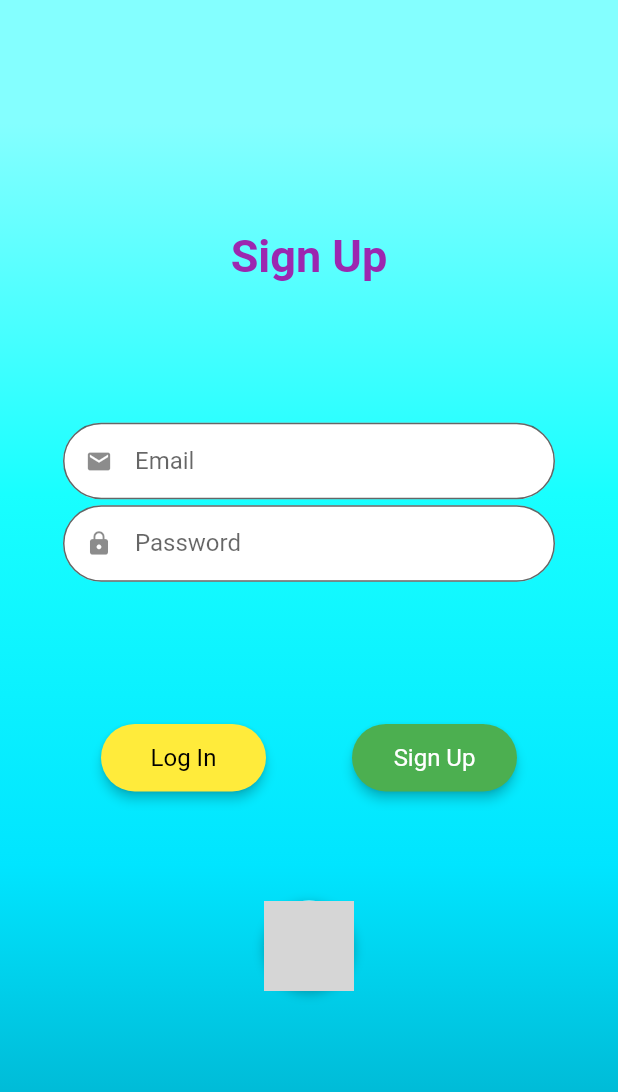
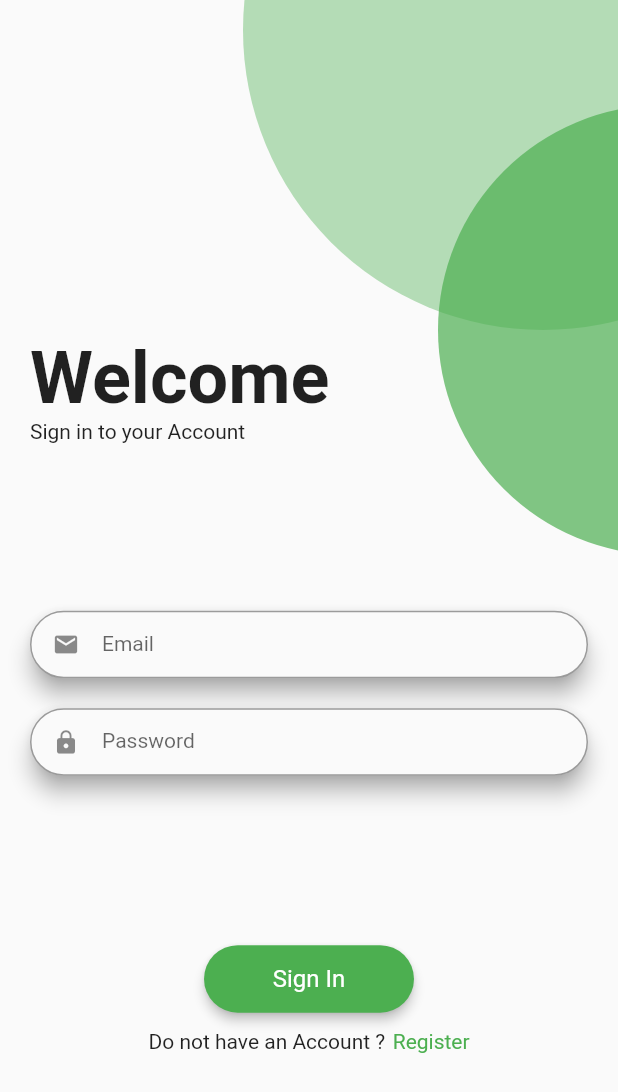
Before and after one commit to akashdeep007/hack-20, a Flutter app: the screen it shows after launch, on a phone screen of 412 x 824 dp. Shown: the top 1092 px of the screen. Run offline on Flutter 3.47's test engine with Material 2 defaults, Android fonts, the phone set to English and light mode, and no system bars; our stand-ins replace cloud_firestore, firebase_auth; accounts and stored records are empty; Roboto replaces fonts that are missing (OpenSans); grey boxes are pictures that could not be loaded.

Commit message:
Form Pages. Register and Login is Working.

```diff
--- a/lib/main.dart
+++ b/lib/main.dart
@@ -1,4 +1,7 @@
+import 'package:firebase_auth/firebase_auth.dart';
 import 'package:flutter/material.dart';
+import 'package:provider/provider.dart';
+import 'package:the_robin_app/blocs/AuthService.dart';
 import 'package:the_robin_app/pages/Wrapper.dart';
 
 void main() {
@@ -9,16 +12,18 @@ class MyApp extends StatelessWidget {
   // This widget is the root of your application.
   @override
   Widget build(BuildContext context) {
-    return MaterialApp(
+    return StreamProvider<FirebaseUser>.value(
+      value: AuthService().user,
+      child: MaterialApp(
         debugShowCheckedModeBanner: false,
         title: 'The Robin Hood Army',
         theme: ThemeData(
           buttonTheme: ButtonThemeData(
             textTheme: ButtonTextTheme.primary,
             height: 45,
-          minWidth: 110,
+            minWidth: 140,
             shape: RoundedRectangleBorder(
-            borderRadius: BorderRadius.circular(29)
+              borderRadius: BorderRadius.circular(29),
             )
           ),
           textTheme: TextTheme(
@@ -29,6 +34,7 @@ class MyApp extends StatelessWidget {
           visualDensity: VisualDensity.adaptivePlatformDensity,
         ),
         home: Wrapper(),
+      ),
     );
   }
 }
--- a/lib/models/User.dart
+++ b/lib/models/User.dart
@@ -1,5 +1,6 @@
-class User{
+class User {
   final name;
   final email;
-  User({this.name, this.email});
+  final phone;
+  User({this.name, this.email, this.phone});
 }
--- /dev/null
+++ b/lib/pages/AuthForm.dart
@@ -0,0 +1,53 @@
+import 'package:flutter/material.dart';
+import 'package:the_robin_app/widgets/CustomCircles.dart';
+import 'package:the_robin_app/widgets/Login.dart';
+import 'package:the_robin_app/widgets/Signup.dart';
+
+class AuthForm extends StatefulWidget {
+  final bool isSignup;
+  AuthForm(this.isSignup);
+
+  @override
+  _AuthFormState createState() => _AuthFormState();
+}
+
+class _AuthFormState extends State<AuthForm> {
+  bool _isSignup;
+
+  @override
+  void initState() {
+    super.initState();
+    _isSignup = widget.isSignup;
+  }
+
+  void _changeForm(){
+    setState(() {
+      _isSignup = !_isSignup;
+    });
+  }
+
+
+  @override
+  Widget build(BuildContext context) {
+    return Scaffold(
+      body: Container(
+          padding: EdgeInsets.fromLTRB(10, 20, 10, 20),
+          child : Stack(
+            children: <Widget>[
+              CustomPaint(
+                painter: topDesign(),
+                child: Container(
+                  height: 100,
+                ),
+              ),
+              AnimatedSwitcher(
+                duration: Duration(milliseconds: 200),
+                transitionBuilder: (child, animation) => ScaleTransition(scale: animation, alignment: FractionalOffset.center, child: child,),
+                child: _isSignup ? Signup(changeForm: _changeForm) : Login(changeForm: _changeForm,),
+              ),
+            ],
+          )
+      ),
+    );;
+  }
+}
--- a/lib/pages/Wrapper.dart
+++ b/lib/pages/Wrapper.dart
@@ -1,13 +1,17 @@
+import 'package:firebase_auth/firebase_auth.dart';
 import 'package:flutter/material.dart';
+import 'package:provider/provider.dart';
+import 'package:the_robin_app/pages/AuthForm.dart';
+import 'package:the_robin_app/pages/Home.dart';
 import 'package:the_robin_app/pages/LandingPage.dart';
-import 'package:the_robin_app/widgets/authForm.dart';
+import 'package:the_robin_app/widgets/Login.dart';
+import 'package:the_robin_app/widgets/Signup.dart';
 
 class Wrapper extends StatelessWidget {
   @override
   Widget build(BuildContext context) {
-    return AuthForm(
-      signup: true,
-    );
-//  return LandingPage();
+    final auth = Provider.of<FirebaseUser>(context);
+    print(auth);
+    return auth == null ? AuthForm(false) : Home();
   }
 }
--- a/lib/widgets/AuthForm.dart
+++ /dev/null
@@ -1,241 +0,0 @@
-import 'package:flutter/material.dart';
-import 'package:the_robin_app/widgets/style.dart';
-
-class AuthForm extends StatefulWidget {
-  final bool signup;
-  AuthForm({@required this.signup});
-  @override
-  _AuthFormState createState() => _AuthFormState();
-}
-
-class _AuthFormState extends State<AuthForm>
-    with SingleTickerProviderStateMixin {
-  final _formKey = GlobalKey<FormState>();
-  AnimationController _animationController;
-  Animation _entry, _delayedEntry, _superDelayedEntry;
-  bool _signup;
-  String _email = '', _password = '';
-
-  @override
-  void initState() {
-    super.initState();
-    _signup = widget.signup;
-    _animationController =
-        AnimationController(vsync: this, duration: Duration(milliseconds: 300));
-    _entry = Tween<double>(begin: -1.0, end: 0).animate(
-        CurvedAnimation(parent: _animationController, curve: Curves.easeIn));
-    _delayedEntry = Tween<double>(begin: -1.0, end: 0).animate(CurvedAnimation(
-        parent: _animationController,
-        curve: Interval(0.5, 1, curve: Curves.easeIn)));
-    _superDelayedEntry = Tween<double>(begin: -1.0, end: 0).animate(
-        CurvedAnimation(
-            parent: _animationController,
-            curve: Interval(0.7, 1, curve: Curves.easeIn)));
-    _animationController.forward();
-  }
-
-  void inputHandler(String inputField, String value) {
-    switch (inputField) {
-      case 'Email':
-        setState(() {
-          _email = value;
-        });
-        break;
-      case 'Password':
-        setState(() {
-          _password = value;
-        });
-        break;
-      default:
-        break;
-    }
-  }
-
-  Widget _buildForgotPasswordBtn() {
-    return Container(
-      alignment: Alignment.centerRight,
-      child: FlatButton(
-        onPressed: () => print('Forgot Password Button Pressed'),
-        padding: EdgeInsets.only(right: 0.0, top: 15),
-        child: Text(
-          'Forgot Password?',
-          style: kLabelStyle,
-        ),
-      ),
-    );
-  }
-
-  Widget _buildSocialBtn(Function onTap, AssetImage logo) {
-    return GestureDetector(
-      onTap: onTap,
-      child: Container(
-        height: 60.0,
-        width: 60.0,
-        decoration: BoxDecoration(
-          shape: BoxShape.circle,
-          color: Colors.white,
-          boxShadow: [
-            BoxShadow(
-              color: Colors.black26,
-              offset: Offset(0, 2),
-              blurRadius: 6.0,
-            ),
-          ],
-          image: DecorationImage(
-            image: logo,
-          ),
-        ),
-      ),
-    );
-  }
-
-  Widget _buildSocialBtnRow() {
-    return Padding(
-      padding: EdgeInsets.symmetric(vertical: 10.0),
-      child: Center(
-        child: _buildSocialBtn(
-          () => print('Login with Google'),
-          AssetImage(
-            'assets/logos/google.jpg',
-          ),
-        ),
-      ),
-    );
-  }
-
-  Widget _textField(String title, Function inputHandler) {
-    return Container(
-      margin: EdgeInsets.all(2),
-      child: TextFormField(
-        obscureText: title == 'Password' ? true : false,
-        style: TextStyle(fontSize: 16),
-        onChanged: (value) => inputHandler(title, value),
-        decoration: InputDecoration(
-          isDense: true,
-          labelText: title,
-          focusColor: Colors.grey,
-          fillColor: Colors.white,
-          border: new OutlineInputBorder(
-            borderSide: BorderSide(width: 0),
-            borderRadius: const BorderRadius.all(
-              const Radius.circular(29.0),
-            ),
-          ),
-          floatingLabelBehavior: FloatingLabelBehavior.never,
-          filled: true,
-          hintText: 'Enter your $title',
-          prefixIcon: Icon(title == "Email" ? Icons.email : Icons.lock),
-        ),
-      ),
-    );
-  }
-
-  @override
-  Widget build(BuildContext context) {
-    final width = MediaQuery.of(context).size.width;
-    return Scaffold(
-      body: Container(
-        decoration: BoxDecoration(
-          gradient: LinearGradient(
-            begin: Alignment.topCenter,
-            end: Alignment.bottomCenter,
-            colors: [
-              Color(0xFF84FFFF),
-              Color(0xFF18FFFF),
-              Color(0xFF00E5FF),
-              Color(0xFF00B8D4),
-            ],
-            stops: [0.1, 0.4, 0.7, 0.9],
-          ),
-        ),
-        child: Center(
-          child: Container(
-            height: MediaQuery.of(context).size.height * 0.80,
-            padding: EdgeInsets.all(10),
-            child: Column(
-              mainAxisAlignment: MainAxisAlignment.spaceEvenly,
-              children: <Widget>[
-                AnimatedBuilder(
-                  animation: _animationController,
-                  child: Text(
-                    !_signup ? "Log In" : "Sign Up",
-                    style: TextStyle(
-                      color: Colors.purple,
-                      fontFamily: 'OpenSans',
-                      fontSize: 30.0,
-                      fontWeight: FontWeight.bold,
-                    ),
-                  ),
-                  builder: (context, child) => Transform(
-                    transform:
-                        Matrix4.translationValues(_entry.value * (width), 0, 0),
-                    child: child,
-                  ),
-                ),
-                AnimatedBuilder(
-                  animation: _animationController,
-                  child: Container(
-                    padding: EdgeInsets.all(30),
-                    child: Form(
-                      key: _formKey,
-                      child: Column(
-                        mainAxisAlignment: MainAxisAlignment.spaceEvenly,
-                        children: <Widget>[
-                          _textField("Email", inputHandler),
-                          _textField("Password", inputHandler),
-                        ],
-                      ),
-                    ),
-                  ),
-                  builder: (context, child) => Transform(
-                    transform: Matrix4.translationValues(
-                        _delayedEntry.value * (width), 0, 0),
-                    child: child,
-                  ),
-                ),
-                AnimatedBuilder(
-                  animation: _animationController,
-                  child: Row(
-                    mainAxisAlignment: MainAxisAlignment.spaceEvenly,
-                    children: <Widget>[
-                      RaisedButton(
-                        onPressed: () => setState(() => _signup = !_signup),
-                        child: Text(_signup ? "Log In" : "Sign Up"),
-                        color: Colors.yellow,
-                        elevation: 3,
-                      ),
-                      RaisedButton(
-                        onPressed: () {},
-                        child: Text(_signup ? "Sign Up" : "Log In"),
-                        elevation: 3,
-                      ),
-                    ],
-                  ),
-                  builder: (context, child) => Transform(
-                    transform: Matrix4.translationValues(
-                        _superDelayedEntry.value * (width), 0, 0),
-                    child: child,
-                  ),
-                ),
-                AnimatedBuilder(
-                  animation: _animationController,
-                  child: Row(
-                    mainAxisAlignment: MainAxisAlignment.spaceEvenly,
-                    children: <Widget>[
-                      _buildSocialBtnRow(),
-                    ],
-                  ),
-                  builder: (context, child) => Transform(
-                    transform: Matrix4.translationValues(
-                        _superDelayedEntry.value * (width), 0, 0),
-                    child: child,
-                  ),
-                ),
-              ],
-            ),
-          ),
-        ),
-      ),
-    );
-  }
-}
--- /dev/null
+++ b/lib/widgets/CustomCircles.dart
@@ -0,0 +1,13 @@
+import 'package:flutter/material.dart';
+
+class topDesign extends CustomPainter{
+  @override
+  void paint(Canvas canvas, Size size) {
+    final center = Offset(size.width - 40, 0);
+    canvas.drawCircle(center, 200, Paint()..color = Colors.green[500].withOpacity(.4));
+    canvas.drawCircle(center.translate(80, 200), 150, Paint()..color = Colors.green.withOpacity(.7));
+  }
+
+  @override
+  bool shouldRepaint(CustomPainter oldDelegate) => false;
+}
--- /dev/null
+++ b/lib/widgets/Login.dart
@@ -0,0 +1,126 @@
+import 'package:firebase_auth/firebase_auth.dart';
+import 'package:flutter/foundation.dart';
+import 'package:flutter/material.dart';
+import 'package:provider/provider.dart';
+import 'package:the_robin_app/blocs/AuthService.dart';
+import 'package:the_robin_app/widgets/CustomCircles.dart';
+import 'package:the_robin_app/widgets/Signup.dart';
+
+class Login extends StatefulWidget {
+  Function changeForm;
+  Login({this.changeForm});
+  @override
+  _LoginState createState() => _LoginState();
+}
+
+class _LoginState extends State<Login> {
+  String _email = "";
+  String _password = "";
+  final _formKey = GlobalKey<FormState>();
+
+  _buildFormField(String title, Function inputHandler){
+    return Container(
+      height: 45,
+      margin: EdgeInsets.all(10),
+      child: Material(
+        borderRadius: BorderRadius.circular(29),
+        shadowColor: Colors.grey,
+        elevation: 6,
+        child: TextFormField(
+          obscureText: title.split(" ").last == "Password",
+          validator: (value){
+            if(value.length == 0) return 'Enter your $title';
+          },
+          style: TextStyle(fontSize: 14),
+          onChanged: (value) => inputHandler(title, value),
+          decoration: InputDecoration(
+            labelText: title,
+            floatingLabelBehavior: FloatingLabelBehavior.never,
+            isDense: true,
+            errorBorder: OutlineInputBorder(
+                borderSide: BorderSide(width: 0, color: Colors.white),
+                gapPadding: 12.0,
+                borderRadius: BorderRadius.circular(29)
+            ),
+            errorStyle: TextStyle(height: -1, inherit: debugInstrumentationEnabled),
+            focusedErrorBorder: OutlineInputBorder(
+                borderSide: BorderSide(width: 0, color: Colors.white),
+                borderRadius: BorderRadius.circular(29)
+            ),
+            border: OutlineInputBorder(
+                borderRadius: BorderRadius.circular(29)
+            ),
+            prefixIcon: title == "Email" ? Icon(Icons.email) : Icon(Icons.lock),
+          ),
+        ),
+      ),
+    );
+  }
+
+  void inputHandler(String inputField, String value){
+    switch(inputField){
+      case "Email":
+        setState(() => _email = value);
+        break;
+      case "Password":
+        setState(() => _password = value);
+        break;
+      default:
+        break;
+    }
+  }
+
+  @override
+  Widget build(BuildContext context) {
+    final AuthService _auth = AuthService();
+    final width = MediaQuery.of(context).size.width;
+    final height = MediaQuery.of(context).size.height;
+    return Column(
+      mainAxisAlignment: MainAxisAlignment.spaceEvenly,
+      children: <Widget>[
+        SizedBox(height: 1,),
+        Container(
+          margin: EdgeInsets.only(left: 10),
+          width: width,
+          child: Column(
+            crossAxisAlignment: CrossAxisAlignment.start,
+            children: <Widget>[
+              Text("Welcome", style: TextStyle(fontSize: 48, fontWeight: FontWeight.bold),),
+              Text("Sign in to your Account"),
+            ],
+          ),
+        ),
+        Form(
+          key: _formKey,
+          child: Column(
+            children: <Widget>[
+              _buildFormField("Email", inputHandler),
+              _buildFormField("Password", inputHandler)
+            ],
+          ),
+        ),
+        Column(
+          children: <Widget>[
+            RaisedButton(onPressed: () async {
+              print(_email + " " + _password);
+              if(_formKey.currentState.validate()){
+                await _auth.signInWithEmailAndPassword(_email.trim(), _password.trim());
+              }
+            }, child: Text("Sign In"), elevation: 3,),
+            SizedBox(height: 10,),
+            Row(
+              mainAxisAlignment: MainAxisAlignment.center,
+              children: <Widget>[
+                Text("Do not have an Account ?", style: TextStyle(fontSize: 14),),
+                SizedBox(width: 5,),
+                InkWell(
+                    onTap: () => widget.changeForm(),
+                    child: Text("Register", style: TextStyle(fontSize: 14, color: Colors.green), ))
+              ],),
+          ],
+        ),
+
+      ],
+    );
+  }
+}
--- a/lib/widgets/style.dart
+++ /dev/null
@@ -1,24 +0,0 @@
-import 'package:flutter/material.dart';
-
-final kHintTextStyle = TextStyle(
-  color: Colors.purple[200],
-  fontFamily: 'OpenSans',
-);
-
-final kLabelStyle = TextStyle(
-  color: Colors.white,
-  fontWeight: FontWeight.bold,
-  fontFamily: 'OpenSans',
-);
-
-final kBoxDecorationStyle = BoxDecoration(
-  color: Colors.white54,
-  borderRadius: BorderRadius.circular(10.0),
-  boxShadow: [
-    BoxShadow(
-      color: Colors.black12,
-      blurRadius: 6.0,
-      offset: Offset(0, 2),
-    ),
-  ],
-);
--- a/pubspec.yaml
+++ b/pubspec.yaml
@@ -23,7 +23,6 @@ environment:
 dependencies:
   flutter:
     sdk: flutter
-  firebase_core: ^0.4.5
   firebase_auth: ^0.16.1
   cloud_firestore: ^0.13.7
   provider:
```
Also changed, not shown: lib/blocs/AuthService.dart (+7 -16 lines), lib/blocs/DatabaseService.dart (+26 -5 lines), lib/pages/Home.dart (+7 -0 lines), lib/widgets/Signup.dart (added, +132 -0 lines), lib/utils.dart (added), pubspec.lock, 1 other file. Lines whose indentation alone changed are shown as unchanged.
